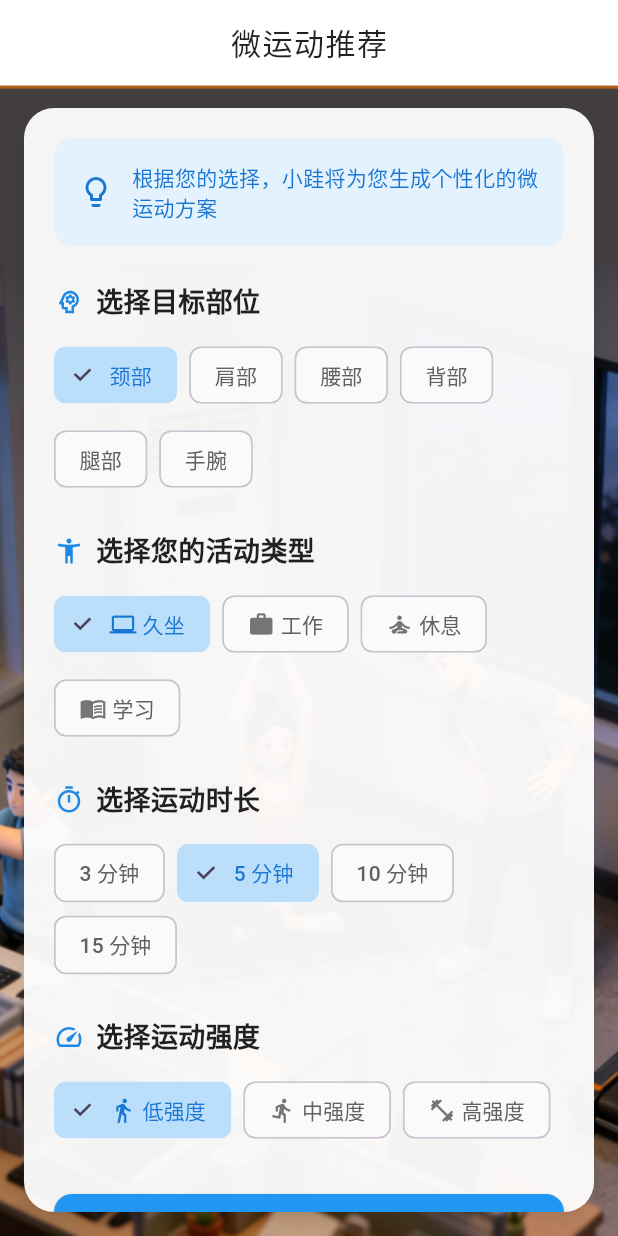
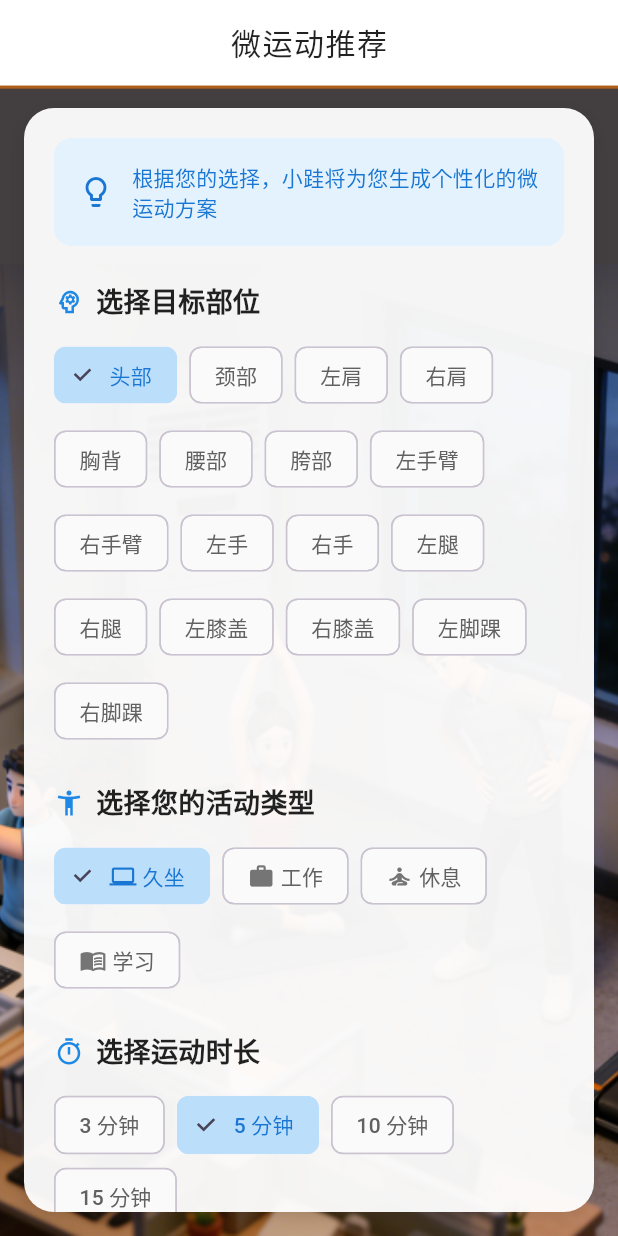
Before and after one commit to PeiQi-123/kuibuqianli, a Flutter app: the MotionRecommendationScreen screen opened by its route, on a phone screen of 412 x 824 dp. Run offline on Flutter 3.47's test engine with Material 3 defaults, Android fonts, the phone set to English and light mode, and no system bars; our stand-ins replace go_router, image_picker, sensors_plus, shared_preferences, video_player; missing offline and left inert: dart:html, model_viewer_plus; accounts and stored records are empty; network calls fail.

Commit message:
Unify body part labels across onboarding and 3D flows

```diff
--- a/frontend/lib/app/routes/app_routes.dart
+++ b/frontend/lib/app/routes/app_routes.dart
@@ -14,10 +14,6 @@ import '../../screens/preference_screen.dart';
 import '../../screens/health_data_screen.dart';
 import '../../screens/onboarding/onboarding_survey_screen.dart';
 import 'package:go_router/go_router.dart';
-import 'package:go_router/go_router.dart';
-final GlobalKey<NavigatorState> rootNavigatorKey = GlobalKey<NavigatorState>();
-
-
 final GlobalKey<NavigatorState> rootNavigatorKey = GlobalKey<NavigatorState>();
 
 final GoRouter router = GoRouter(
@@ -36,7 +32,7 @@ final GoRouter router = GoRouter(
       path: '/register',
       builder: (context, state) => const RegisterScreen(),
     ),
-GoRoute(
+    GoRoute(
       path: '/app_screen',
       builder: (context, state) => const AppScreen(),
     ),
--- a/frontend/lib/constants/body_part_catalog.dart
+++ b/frontend/lib/constants/body_part_catalog.dart
@@ -238,6 +238,70 @@ class BodyPartCatalog {
       selectionRadius: 0.13,
     ),
     BodyPartOption(
+      id: 'leftHand',
+      displayName: '左手',
+      apiKey: 'left_hand',
+      recommendationName: '手腕',
+      videoKeyword: '手腕',
+      anchorPoints: [_bone('mixamorig:LeftHand')],
+      hotspotOffset: const ModelPoint(0, 0, 0.08),
+      selectionPaths: [
+        BodyPath([
+          _bone('mixamorig:LeftForeArm'),
+          _bone('mixamorig:LeftHand'),
+        ]),
+      ],
+      selectionRadius: 0.09,
+    ),
+    BodyPartOption(
+      id: 'rightHand',
+      displayName: '右手',
+      apiKey: 'right_hand',
+      recommendationName: '手腕',
+      videoKeyword: '手腕',
+      anchorPoints: [_bone('mixamorig:RightHand')],
+      hotspotOffset: const ModelPoint(0, 0, 0.08),
+      selectionPaths: [
+        BodyPath([
+          _bone('mixamorig:RightForeArm'),
+          _bone('mixamorig:RightHand'),
+        ]),
+      ],
+      selectionRadius: 0.09,
+    ),
+    BodyPartOption(
+      id: 'leftLeg',
+      displayName: '左腿',
+      apiKey: 'left_leg',
+      recommendationName: '腿部',
+      videoKeyword: '腿',
+      anchorPoints: [_bone('mixamorig:LeftUpLeg'), _bone('mixamorig:LeftLeg')],
+      hotspotOffset: const ModelPoint(0, 0, 0.1),
+      selectionPaths: [
+        BodyPath([
+          _bone('mixamorig:LeftUpLeg'),
+          _bone('mixamorig:LeftLeg'),
+        ]),
+      ],
+      selectionRadius: 0.12,
+    ),
+    BodyPartOption(
+      id: 'rightLeg',
+      displayName: '右腿',
+      apiKey: 'right_leg',
+      recommendationName: '腿部',
+      videoKeyword: '腿',
+      anchorPoints: [_bone('mixamorig:RightUpLeg'), _bone('mixamorig:RightLeg')],
+      hotspotOffset: const ModelPoint(0, 0, 0.1),
+      selectionPaths: [
+        BodyPath([
+          _bone('mixamorig:RightUpLeg'),
+          _bone('mixamorig:RightLeg'),
+        ]),
+      ],
+      selectionRadius: 0.12,
+    ),
+    BodyPartOption(
       id: 'leftKnee',
       displayName: '左膝盖',
       apiKey: 'left_knee',
@@ -307,14 +371,8 @@ class BodyPartCatalog {
     ),
   ];
 
-  static const List<String> recommendationBodyParts = [
-    '颈部',
-    '肩部',
-    '腰部',
-    '背部',
-    '腿部',
-    '手腕',
-  ];
+  static List<String> get recommendationBodyParts =>
+      options.map((option) => option.displayName).toList(growable: false);
 
   static final Map<String, ModelPoint> _bonePositions = {
     'mixamorig:HeadTop_End': const ModelPoint(0, 1.8197, 0.0598),
--- a/frontend/lib/screens/choose_part_of_body_screen.dart
+++ b/frontend/lib/screens/choose_part_of_body_screen.dart
@@ -510,7 +510,7 @@ model-viewer#body-model-viewer {
                 : () {
                     context.push(
                       '/motion_recommendation',
-                      extra: {'bodyPart': _selectedPart!.recommendationName},
+                      extra: {'bodyPart': _selectedPart!.displayName},
                     );
                   },
             child: const Text('AI 推荐'),
--- a/frontend/lib/screens/onboarding/onboarding_survey_screen.dart
+++ b/frontend/lib/screens/onboarding/onboarding_survey_screen.dart
@@ -5,6 +5,7 @@ import 'package:shared_preferences/shared_preferences.dart';
 import '../../services/auth_service.dart';
 import '../../services/api_service.dart';
 import '../../services/storage_service.dart';
+import '../../constants/body_part_catalog.dart';
 import '../../models/user_model.dart';
 import '../../models/preference_model.dart';
 import '../../widgets/custom_button.dart';
@@ -49,9 +50,9 @@ class _OnboardingSurveyScreenState extends State<OnboardingSurveyScreen> {
 
   // 运动偏好（可选）
   final List<String> _preferredBodyParts = [];
-  final List<String> _availableBodyParts = [
-    '头部', '颈部','左肩', '右肩', '胸背', '腰部', '胯部', '左手臂','右手臂','左手', '右手', '左腿', '右腿', '左膝盖','右膝盖','左脚踝','右脚踝'
-  ];
+  final List<String> _availableBodyParts = BodyPartCatalog.options
+      .map((option) => option.displayName)
+      .toList(growable: false);
 
   final List<String> _exerciseScenarios = [];
   final List<String> _availableScenarios = [
--- a/frontend/lib/screens/preference_screen.dart
+++ b/frontend/lib/screens/preference_screen.dart
@@ -1,6 +1,7 @@
 // 运动偏好设置页面（简化版）
 import 'package:flutter/material.dart';
 import 'package:go_router/go_router.dart'; // 添加这行导入
+import '../constants/body_part_catalog.dart';
 import '../services/api_service.dart';
 import '../services/storage_service.dart';
 
@@ -17,7 +18,9 @@ class _PreferenceScreenSimpleState extends State<PreferenceScreenSimple> {
   bool _isSaving = false;
   Map<String, dynamic>? _learningInsights;
   // 身体部位偏好
-  final List<String> bodyParts = ['头部', '颈部','左肩', '右肩', '胸背', '腰部', '胯部', '左手臂','右手臂','左手', '右手', '左腿', '右腿', '左膝盖','右膝盖','左脚踝','右脚踝'];
+  final List<String> bodyParts = BodyPartCatalog.options
+      .map((option) => option.displayName)
+      .toList(growable: false);
   List<String> selectedBodyParts = [];
 
   // 动作难度偏好（多选）
```
